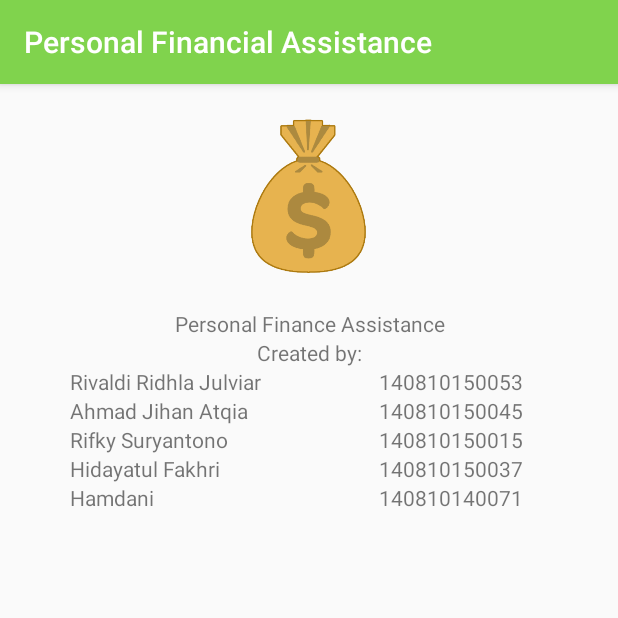
After one commit to hasemeneh/PersonalFinancialAssistance, an Android app: the AboutActivity screen opened directly, with no data from a screen before it, on a phone screen of 412 x 824 dp, the top half of it. The commit adds this screen. Run offline under Robolectric (Android 15) with nearby library versions, the phone set to English and light mode, and no system bars.

Commit message:
AboutActivity

```diff
--- a/app/src/main/AndroidManifest.xml
+++ b/app/src/main/AndroidManifest.xml
@@ -20,7 +20,8 @@
         <activity
             android:name=".DashboardActivity"
             android:label="@string/title_activity_dashboard"
-            android:theme="@style/AppTheme.NoActionBar"></activity>
+            android:theme="@style/AppTheme.NoActionBar" />
+        <activity android:name=".AboutActivity"></activity>
     </application>
 
 </manifest>
--- /dev/null
+++ b/app/src/main/java/com/tugas/rpl/personalfinancialassistance/AboutActivity.java
@@ -0,0 +1,20 @@
+package com.tugas.rpl.personalfinancialassistance;
+
+import android.app.Activity;
+import android.content.Intent;
+import android.support.v7.app.AppCompatActivity;
+import android.os.Bundle;
+
+public class AboutActivity extends AppCompatActivity {
+
+    public static void startThisActivity(Activity parent) {
+        Intent intent = new Intent(parent,AboutActivity.class);
+        parent.startActivity(intent);
+    }
+
+    @Override
+    protected void onCreate(Bundle savedInstanceState) {
+        super.onCreate(savedInstanceState);
+        setContentView(R.layout.activity_about);
+    }
+}
--- a/app/src/main/java/com/tugas/rpl/personalfinancialassistance/DashboardActivity.java
+++ b/app/src/main/java/com/tugas/rpl/personalfinancialassistance/DashboardActivity.java
@@ -47,8 +47,7 @@ public class DashboardActivity extends AppCompatActivity
         fab.setOnClickListener(new View.OnClickListener() {
             @Override
             public void onClick(View view) {
-                Snackbar.make(view, "Replace with your own action", Snackbar.LENGTH_LONG)
-                        .setAction("Action", null).show();
+                AboutActivity.startThisActivity(DashboardActivity.this);
             }
         });
 
--- /dev/null
+++ b/app/src/main/res/layout/activity_about.xml
@@ -0,0 +1,109 @@
+<?xml version="1.0" encoding="utf-8"?>
+<LinearLayout xmlns:android="http://schemas.android.com/apk/res/android"
+    xmlns:app="http://schemas.android.com/apk/res-auto"
+    xmlns:tools="http://schemas.android.com/tools"
+    android:layout_width="match_parent"
+    android:layout_height="wrap_content"
+    android:gravity="center_horizontal"
+    android:orientation="vertical"
+    tools:context="com.tugas.rpl.personalfinancialassistance.AboutActivity">
+
+    <ImageView
+        android:layout_width="150dp"
+        android:layout_height="150dp"
+        android:textAlignment="center"
+        app:srcCompat="@drawable/ico2" />
+
+    <TextView
+        android:layout_width="match_parent"
+        android:layout_height="wrap_content"
+        android:background="@android:color/transparent"
+        android:text="Personal Finance Assistance"
+        android:textAlignment="center" />
+    <TextView
+        android:layout_width="match_parent"
+        android:layout_height="wrap_content"
+        android:background="@android:color/transparent"
+        android:text="Created by:"
+        android:textAlignment="center" />
+    <LinearLayout
+        android:orientation="horizontal"
+        android:layout_width="match_parent"
+        android:layout_height="wrap_content">
+        <TextView
+            android:layout_width="0dp"
+            android:layout_height="wrap_content"
+            android:text="              Rivaldi Ridhla Julviar"
+            android:layout_weight="1"/>
+
+        <TextView
+            android:layout_width="0dp"
+            android:layout_height="wrap_content"
+            android:text="              140810150053"
+            android:layout_weight="1"/>
+    </LinearLayout>
+    <LinearLayout
+        android:orientation="horizontal"
+        android:layout_width="match_parent"
+        android:layout_height="wrap_content">
+        <TextView
+            android:layout_width="0dp"
+            android:layout_height="wrap_content"
+            android:text="              Ahmad Jihan Atqia"
+            android:layout_weight="1"/>
+
+        <TextView
+            android:layout_width="0dp"
+            android:layout_height="wrap_content"
+            android:text="              140810150045"
+            android:layout_weight="1"/>
+    </LinearLayout>
+    <LinearLayout
+        android:orientation="horizontal"
+        android:layout_width="match_parent"
+        android:layout_height="wrap_content">
+        <TextView
+            android:layout_width="0dp"
+            android:layout_height="wrap_content"
+            android:text="              Rifky Suryantono"
+            android:layout_weight="1"/>
+
+        <TextView
+            android:layout_width="0dp"
+            android:layout_height="wrap_content"
+            android:text="              140810150015"
+            android:layout_weight="1"/>
+    </LinearLayout>
+    <LinearLayout
+        android:orientation="horizontal"
+        android:layout_width="match_parent"
+        android:layout_height="wrap_content">
+        <TextView
+            android:layout_width="0dp"
+            android:layout_height="wrap_content"
+            android:text="              Hidayatul Fakhri"
+            android:layout_weight="1"/>
+
+        <TextView
+            android:layout_width="0dp"
+            android:layout_height="wrap_content"
+            android:text="              140810150037"
+            android:layout_weight="1"/>
+    </LinearLayout>
+    <LinearLayout
+        android:orientation="horizontal"
+        android:layout_width="match_parent"
+        android:layout_height="wrap_content">
+        <TextView
+            android:layout_width="0dp"
+            android:layout_height="wrap_content"
+            android:text="              Hamdani"
+            android:layout_weight="1"/>
+
+        <TextView
+            android:layout_width="0dp"
+            android:layout_height="wrap_content"
+            android:text="              140810140071"
+            android:layout_weight="1"/>
+    </LinearLayout>
+</LinearLayout>
--- a/app/src/main/res/values/colors.xml
+++ b/app/src/main/res/values/colors.xml
@@ -1,6 +1,6 @@
 <?xml version="1.0" encoding="utf-8"?>
 <resources>
-    <color name="colorPrimary">#161820</color>
-    <color name="colorPrimaryDark">#343741</color>
-    <color name="colorAccent">#999798</color>
+    <color name="colorPrimary">#80d34d</color>
+    <color name="colorPrimaryDark">#205623</color>
+    <color name="colorAccent">#4a4d49</color>
 </resources>
--- a/build.gradle
+++ b/build.gradle
@@ -5,7 +5,7 @@ buildscript {
         jcenter()
     }
     dependencies {
-        classpath 'com.android.tools.build:gradle:2.3.2'
+        classpath 'com.android.tools.build:gradle:3.0.1'
 
         // NOTE: Do not place your application dependencies here; they belong
         // in the individual module build.gradle files
```
Also changed, not shown: app/src/main/res/drawable/ico2.png (added), gradle/wrapper/gradle-wrapper.properties, 1 other file.
